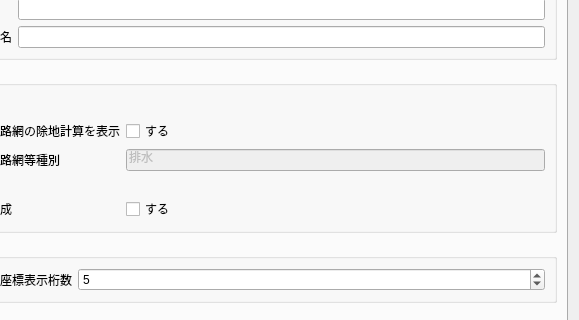
Qt form main_dialog.ui (CleanDiesel/RingyoZumenMaker) before a commit; both pictures show x 94 to 673 and y 247 to 567 of the 673 by 728 pixel window.
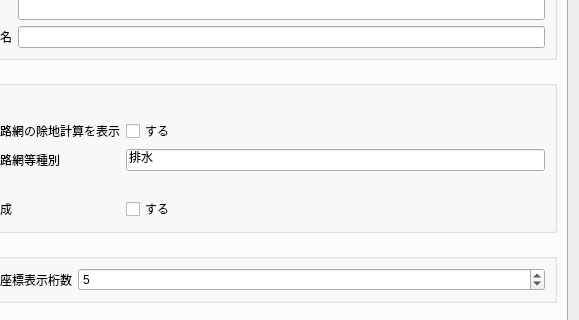
The same form after that commit. The open tabs and pages were chosen to show the change. Custom widgets are drawn as their Qt base class.

```diff
--- a/main_dialog.ui
+++ b/main_dialog.ui
@@ -195,7 +195,7 @@
           <item row="4" column="1">
            <widget class="QLineEdit" name="haisuiType">
             <property name="enabled">
-             <bool>false</bool>
+             <bool>true</bool>
             </property>
             <property name="text">
              <string>排水</string>
```
Left out of the diff: 26 changed lines with no effect on the pictures.
